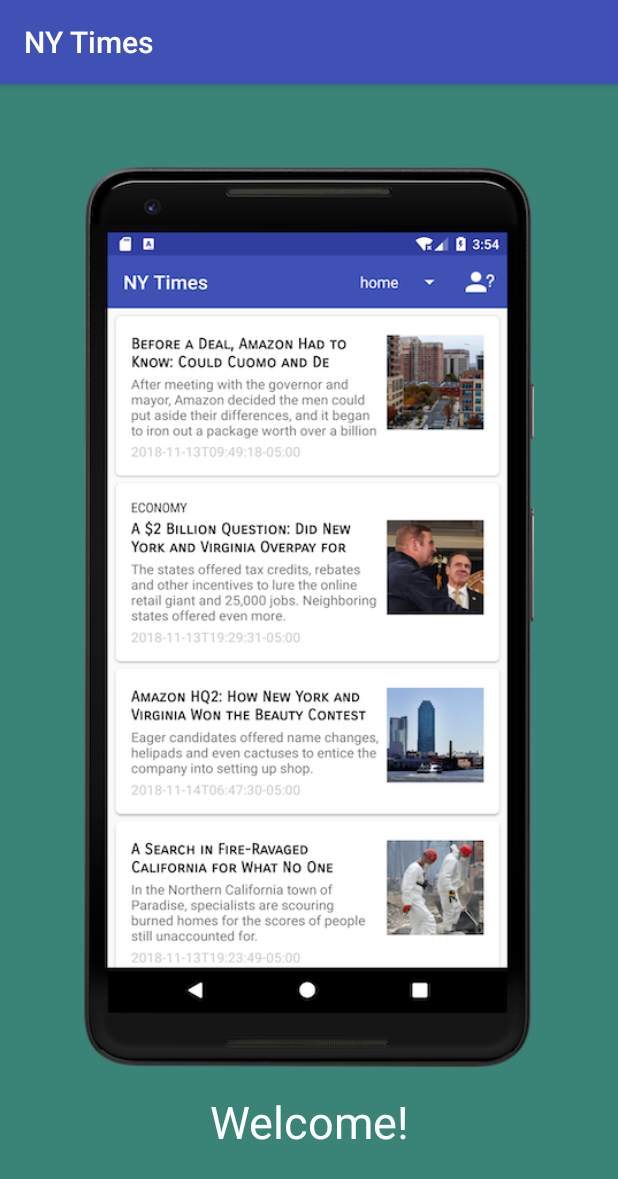
After one commit to baunty3000/AndroidAcademyMSK-Ex2, an Android app: the ActivityIntro screen opened directly, with no data from a screen before it, on a phone screen of 412 x 824 dp. The commit adds this screen. Shown: the top 1179 px of the screen. Run offline under Robolectric (Android 15) with nearby library versions, the phone set to English and light mode, and no system bars; our stand-ins replace RxJava; network calls fail.

Commit message:
New branch - ex6 Добавил Интро активити

```diff
--- a/NY Times/src/main/AndroidManifest.xml
+++ b/NY Times/src/main/AndroidManifest.xml
@@ -14,8 +14,7 @@
             android:theme="@style/AppTheme"
             tools:ignore="GoogleAppIndexingWarning">
 
-        <activity android:name="ru.malakhov.nytimes.ui.ActivityRecyclerNews"
-                  android:theme="@style/AppThemeNoActionBar">
+        <activity android:name="ru.malakhov.nytimes.ui.ActivityIntro">
             <intent-filter>
                 <action android:name="android.intent.action.MAIN"/>
                 <category android:name="android.intent.category.LAUNCHER"/>
@@ -25,6 +24,8 @@
         <activity android:name="ru.malakhov.nytimes.ui.ActivityAbout"
                   android:windowSoftInputMode="adjustPan"/>
         <activity android:name="ru.malakhov.nytimes.ui.ActivityFullNews" />
+        <activity android:name="ru.malakhov.nytimes.ui.ActivityRecyclerNews"
+                  android:theme="@style/AppThemeNoActionBar"/>
     </application>
 
 </manifest>
--- /dev/null
+++ b/NY Times/src/main/java/ru/malakhov/nytimes/ui/ActivityIntro.java
@@ -0,0 +1,77 @@
+package ru.malakhov.nytimes.ui;
+
+import android.content.Intent;
+import android.content.SharedPreferences;
+import android.os.Bundle;
+
+import java.util.concurrent.TimeUnit;
+
+import androidx.annotation.Nullable;
+import androidx.appcompat.app.AppCompatActivity;
+import io.reactivex.Completable;
+import io.reactivex.disposables.CompositeDisposable;
+import io.reactivex.disposables.Disposable;
+import ru.malakhov.nytimes.R;
+
+public class ActivityIntro extends AppCompatActivity {
+
+    private static final int LAYOUT = R.layout.activity_intro;
+    private static final String SHARED_PREF = "INTRO_COUNTER";
+    private static final String SHARED_PREF_KEY_COUNTER = "COUNTER";
+    private static final int START_DELAY_SECOND_ACTIVITY = 3;
+    private int mCounter = 1;
+
+    private CompositeDisposable mDisposable = new CompositeDisposable();
+
+    @Override
+    protected void onCreate(@Nullable Bundle savedInstanceState) {
+        super.onCreate(savedInstanceState);
+        setContentView(LAYOUT);
+
+        if (needToShowIntro()) {
+            Disposable disposable = Completable.complete()
+                    .delay(START_DELAY_SECOND_ACTIVITY, TimeUnit.SECONDS)
+                    .subscribe(this::startSecondActivity);
+            mDisposable.add(disposable);
+        } else {
+            startSecondActivity();
+        }
+    }
+
+    @Override
+    protected void onStop() {
+        super.onStop();
+        mDisposable.dispose();
+    }
+
+    @Override
+    protected void onDestroy() {
+        super.onDestroy();
+        savePrefCounter();
+    }
+
+    private void savePrefCounter() {
+        SharedPreferences sharedPreferences = getSharedPreferences(SHARED_PREF, MODE_PRIVATE);
+        SharedPreferences.Editor editor = sharedPreferences.edit();
+        editor.putInt(SHARED_PREF_KEY_COUNTER, ++mCounter);
+        editor.apply();
+    }
+
+    private int loadPrefCounter() {
+        return getSharedPreferences(SHARED_PREF, MODE_PRIVATE).getInt(SHARED_PREF_KEY_COUNTER, 0);
+    }
+
+    private void startSecondActivity() {
+        startActivity(new Intent(this, ActivityRecyclerNews.class));
+        finish();
+    }
+
+    private boolean needToShowIntro() {
+        int loadCounter = loadPrefCounter();
+        mCounter = loadCounter == 0 ? mCounter : loadCounter;
+        if (mCounter % 2 == 0) {
+            return true;
+        }
+        return false;
+    }
+}
--- /dev/null
+++ b/NY Times/src/main/res/layout/activity_intro.xml
@@ -0,0 +1,29 @@
+<?xml version="1.0" encoding="utf-8"?>
+<RelativeLayout xmlns:android="http://schemas.android.com/apk/res/android"
+                xmlns:app="http://schemas.android.com/apk/res-auto"
+                android:id="@+id/rl_intro"
+                android:layout_width="match_parent"
+                android:layout_height="match_parent"
+                android:background="@color/colorBackgroundIntro"
+                android:gravity="center_vertical|center_horizontal">
+
+    <ImageView
+            android:id="@+id/image_intro"
+            android:layout_width="@dimen/image_intro_width"
+            android:layout_height="@dimen/image_intro_height"
+            app:srcCompat="@mipmap/device"
+            android:scaleType="fitXY"
+            android:contentDescription="@string/image_intro"/>
+
+    <TextView
+            android:text="@string/text_intro"
+            android:layout_width="wrap_content"
+            android:layout_height="wrap_content"
+            android:textSize="@dimen/text_size_big"
+            android:layout_below="@id/image_intro"
+            android:textColor="@color/colorWhite"
+            android:layout_alignStart="@+id/image_intro"
+            android:layout_alignEnd="@+id/image_intro"
+            android:gravity="center"
+            android:layout_marginTop="@dimen/spacing_normal"/>
+</RelativeLayout>
--- a/NY Times/src/main/res/layout/activity_recycler_news.xml
+++ b/NY Times/src/main/res/layout/activity_recycler_news.xml
@@ -61,6 +61,6 @@
             style="?android:attr/progressBarStyle"
             android:layout_centerHorizontal="true"
             android:layout_centerVertical="true"
-    />
+            android:visibility="gone"/>
 
 </RelativeLayout>
--- a/NY Times/src/main/res/values/colors.xml
+++ b/NY Times/src/main/res/values/colors.xml
@@ -4,6 +4,7 @@
     <color name="colorPrimaryDark">#303F9F</color>
     <color name="colorAccent">#d70000</color>
     <color name="colorWhite">#ffffff</color>
+    <color name="colorBackgroundIntro">#398377</color>
     <color name="line_color">#d70000</color>
     <color name="btn_color">#d70000</color>
     <color name="date_text">#37000000</color>
--- a/NY Times/src/main/res/values/dimens.xml
+++ b/NY Times/src/main/res/values/dimens.xml
@@ -9,6 +9,7 @@
 
     <dimen name="icon_size_normal">28dp</dimen>
     <dimen name="icon_size_big">60dp</dimen>
+    <dimen name="text_size_big">30sp</dimen>
     <dimen name="text_size_normal">16sp</dimen>
     <dimen name="text_size_small">12sp</dimen>
     <dimen name="separator_thickness">1dp</dimen>
@@ -17,4 +18,6 @@
     <dimen name="item_image_size">100dp</dimen>
 
     <dimen name="news_image_height">260dp</dimen>
+    <dimen name="image_intro_width">300dp</dimen>
+    <dimen name="image_intro_height">600dp</dimen>
 </resources>
--- a/NY Times/src/main/res/values/strings.xml
+++ b/NY Times/src/main/res/values/strings.xml
@@ -35,5 +35,8 @@
         again
     </string>
     <string name="tv_no_data">No data</string>
+    <string name="text_intro">Welcome!</string>
+
+    <string name="image_intro">Image Intro</string>
 
 </resources>
```
Also changed, not shown: NY Times/src/main/res/mipmap-hdpi/device.png (added).
